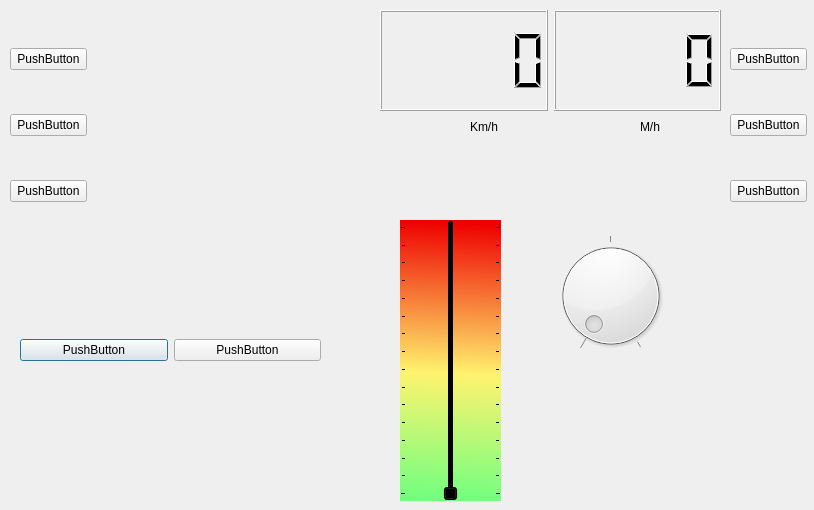
Above: DashBoard/dashboard/dialog.ui from amaurisur/PruebasQT before the change. Below: the same form after it.
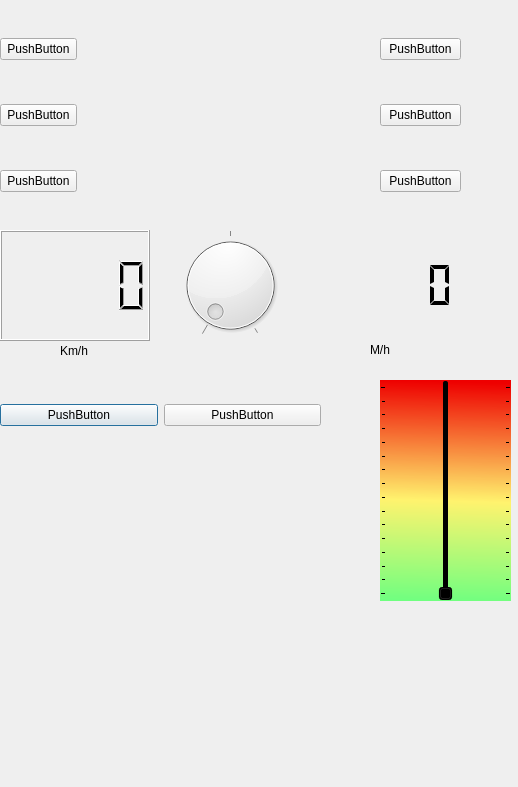
That is the form after the change. Custom widgets are drawn as their Qt base class.

The edit to the form file:
```diff
--- a/DashBoard/dashboard/dialog.ui
+++ b/DashBoard/dashboard/dialog.ui
@@ -6,8 +6,8 @@
    <rect>
     <x>0</x>
     <y>0</y>
-    <width>814</width>
-    <height>510</height>
+    <width>518</width>
+    <height>787</height>
    </rect>
   </property>
   <property name="windowTitle">
@@ -16,10 +16,10 @@
   <widget class="QWidget" name="horizontalLayoutWidget_2">
    <property name="geometry">
     <rect>
-     <x>20</x>
-     <y>290</y>
-     <width>301</width>
-     <height>121</height>
+     <x>0</x>
+     <y>380</y>
+     <width>321</width>
+     <height>71</height>
     </rect>
    </property>
    <layout class="QHBoxLayout" name="horizontalLayout_2">
@@ -51,15 +51,25 @@
     </item>
    </layout>
   </widget>
-  <widget class="QDial" name="dial">
+  <widget class="QWidget" name="horizontalLayoutWidget">
    <property name="geometry">
     <rect>
-     <x>550</x>
+     <x>0</x>
      <y>230</y>
-     <width>121</width>
-     <height>131</height>
+     <width>461</width>
+     <height>111</height>
     </rect>
    </property>
+   <layout class="QHBoxLayout" name="horizontalLayout">
+    <item>
+     <widget class="QLCDNumber" name="lcd_kmh">
+      <property name="autoFillBackground">
+       <bool>false</bool>
+      </property>
+     </widget>
+    </item>
+    <item>
+     <widget class="QDial" name="dial">
    <property name="mouseTracking">
     <bool>false</bool>
    </property>
@@ -88,44 +98,55 @@
     <bool>true</bool>
    </property>
   </widget>
-  <widget class="QWidget" name="horizontalLayoutWidget">
-   <property name="geometry">
-    <rect>
-     <x>380</x>
-     <y>10</y>
-     <width>341</width>
-     <height>101</height>
-    </rect>
-   </property>
-   <layout class="QHBoxLayout" name="horizontalLayout">
-    <item>
-     <widget class="QLCDNumber" name="lcd_kmh"/>
     </item>
     <item>
-     <widget class="QLCDNumber" name="lcd_mph"/>
-    </item>
-   </layout>
-  </widget>
-  <widget class="QLabel" name="label_kmh">
-   <property name="geometry">
-    <rect>
-     <x>470</x>
-     <y>120</y>
-     <width>47</width>
-     <height>13</height>
-    </rect>
-   </property>
-   <property name="text">
-    <string>Km/h</string>
-   </property>
+     <widget class="QLCDNumber" name="lcd_mph">
+      <property name="font">
+       <font>
+        <pointsize>19</pointsize>
+        <weight>75</weight>
+        <italic>true</italic>
+        <bold>true</bold>
+       </font>
+      </property>
+      <property name="frameShape">
+       <enum>QFrame::NoFrame</enum>
+      </property>
+      <property name="frameShadow">
+       <enum>QFrame::Plain</enum>
+      </property>
+      <property name="lineWidth">
+       <number>3</number>
+      </property>
+      <property name="midLineWidth">
+       <number>0</number>
+      </property>
+      <property name="smallDecimalPoint">
+       <bool>true</bool>
+      </property>
+      <property name="mode">
+       <enum>QLCDNumber::Dec</enum>
+      </property>
+      <property name="segmentStyle">
+       <enum>QLCDNumber::Flat</enum>
+      </property>
+      <property name="value" stdset="0">
+       <double>0.000000000000000</double>
+      </property>
+      <property name="intValue" stdset="0">
+       <number>0</number>
+      </property>
+     </widget>
+    </item>
+   </layout>
   </widget>
   <widget class="QLabel" name="label_mph">
    <property name="geometry">
     <rect>
-     <x>640</x>
-     <y>120</y>
-     <width>47</width>
-     <height>13</height>
+     <x>370</x>
+     <y>340</y>
+     <width>21</width>
+     <height>20</height>
     </rect>
    </property>
    <property name="text">
@@ -135,10 +156,10 @@
   <widget class="QSlider" name="palanca">
    <property name="geometry">
     <rect>
-     <x>400</x>
-     <y>220</y>
-     <width>101</width>
-     <height>281</height>
+     <x>380</x>
+     <y>380</y>
+     <width>131</width>
+     <height>221</height>
     </rect>
    </property>
    <property name="palette">
@@ -506,7 +527,7 @@
    <property name="geometry">
     <rect>
      <x>90</x>
-     <y>10</y>
+     <y>0</y>
      <width>281</width>
      <height>231</height>
     </rect>
@@ -516,8 +537,8 @@
   <widget class="QWidget" name="verticalLayoutWidget_2">
    <property name="geometry">
     <rect>
-     <x>10</x>
-     <y>10</y>
+     <x>0</x>
+     <y>0</y>
      <width>77</width>
      <height>231</height>
     </rect>
@@ -549,9 +570,9 @@
   <widget class="QWidget" name="verticalLayoutWidget_4">
    <property name="geometry">
     <rect>
-     <x>730</x>
-     <y>10</y>
-     <width>77</width>
+     <x>380</x>
+     <y>0</y>
+     <width>81</width>
      <height>231</height>
     </rect>
    </property>
@@ -579,7 +600,54 @@
     </item>
    </layout>
   </widget>
- </widget>
+  <widget class="QLabel" name="label_kmh">
+   <property name="geometry">
+    <rect>
+     <x>60</x>
+     <y>340</y>
+     <width>31</width>
+     <height>21</height>
+    </rect>
+   </property>
+   <property name="text">
+    <string>Km/h</string>
+   </property>
+  </widget>
+  <widget class="botoneraHombreVivo" name="widget" native="true">
+   <property name="geometry">
+    <rect>
+     <x>10</x>
+     <y>460</y>
+     <width>361</width>
+     <height>191</height>
+    </rect>
+   </property>
+  </widget>
+  <widget class="FormAceite" name="aceiteMedidor" native="true">
+   <property name="geometry">
+    <rect>
+     <x>360</x>
+     <y>670</y>
+     <width>150</width>
+     <height>100</height>
+    </rect>
+   </property>
+  </widget>
+ </widget>
+ <customwidgets>
+  <customwidget>
+   <class>botoneraHombreVivo</class>
+   <extends>QWidget</extends>
+   <header location="global">botonerahombrevivo.h</header>
+   <container>1</container>
+  </customwidget>
+  <customwidget>
+   <class>FormAceite</class>
+   <extends>QWidget</extends>
+   <header location="global">formaceite.h</header>
+   <container>1</container>
+  </customwidget>
+ </customwidgets>
  <resources/>
  <connections/>
 </ui>
```
Lines whose indentation alone changed are shown as unchanged.
